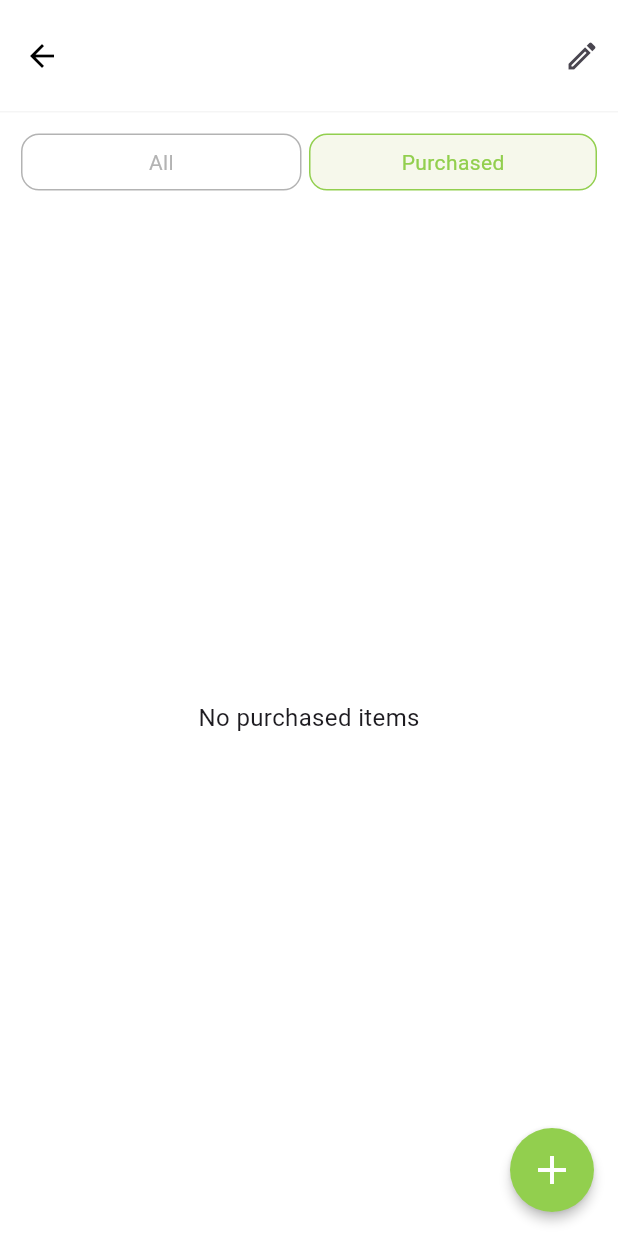
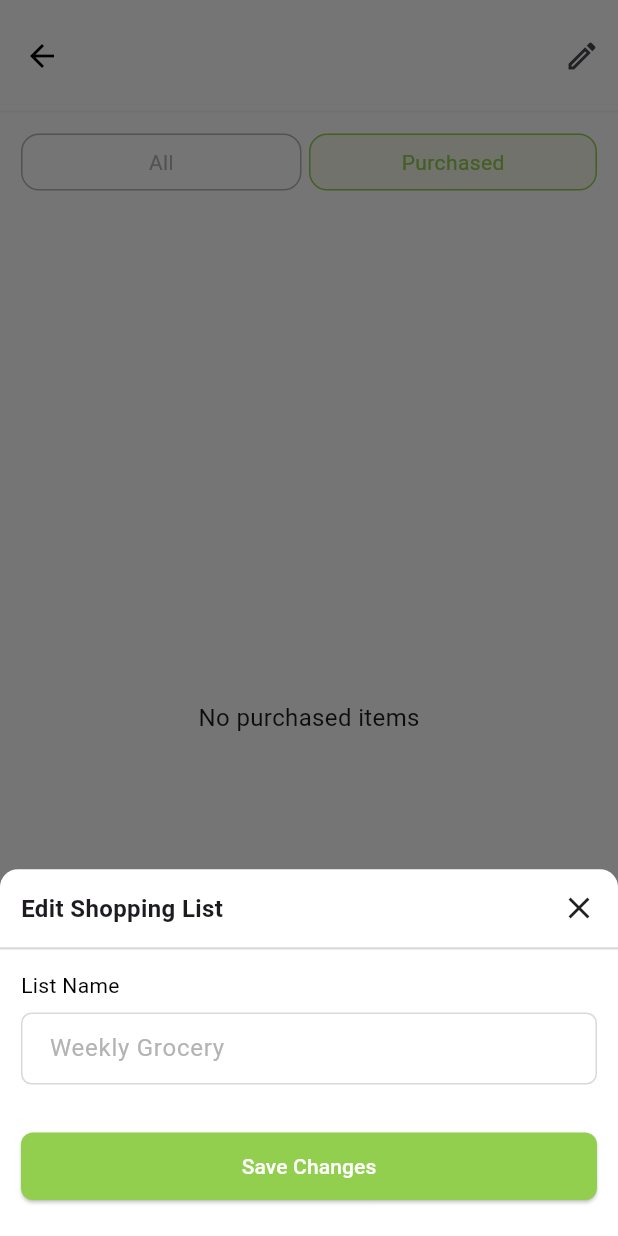
Before and after one commit to Han5uk3/Foodlynk, a Flutter app: the ShoppingList screen opened directly with empty values, after a tap on "Purchased", after a tap on the "edit" icon, on a phone screen of 412 x 824 dp. Run offline on Flutter 3.47's test engine with Material 3 defaults, Android fonts, the phone set to English and light mode, and no system bars; our stand-ins replace bloc, cloud_firestore, dotted_border, equatable, firebase_auth, firebase_core and 11 more; missing offline and left inert: number_selector; accounts and stored records are empty; project files that could hold a hidden picture were left out.

Commit message:
shopping list edit merge

```diff
--- a/lib/modules/kitchen_management/kitchen_manager.dart
+++ b/lib/modules/kitchen_management/kitchen_manager.dart
@@ -304,9 +304,9 @@ class _KitchenManagerState extends State<KitchenManager> {
       selectedFilter.isEmpty && searchQuery.isEmpty
           ? "All Items"
           : searchQuery.isNotEmpty && selectedFilter.isNotEmpty
-          ? "Search: '$searchQuery' in $selectedFilter Items"
+          ? "Search Results for '$searchQuery' in $selectedFilter Items"
           : searchQuery.isNotEmpty
-          ? "Search: '$searchQuery'"
+          ? "Search Results for '$searchQuery'"
           : selectedFilter == "Expiring Soon"
           ? "Items $selectedFilter"
           : "$selectedFilter Items",
--- a/lib/modules/smart_shopping_list/shopping_list.dart
+++ b/lib/modules/smart_shopping_list/shopping_list.dart
@@ -56,7 +56,12 @@ class _ShoppingListState extends State<ShoppingList>
           IconButton(
             icon: Icon(Icons.edit_outlined),
             onPressed: () {
-              // _showEditBottomSheet(false, false);
+              SmartListSheet().showEditBottomSheet(
+                context,
+                false,
+                false,
+                listId: widget.listId,
+              );
             },
           ),
         ],
@@ -242,7 +247,7 @@ class _ShoppingListState extends State<ShoppingList>
                                 child: Transform.translate(
                                   offset: Offset(0, -5),
                                   child: Text(
-                                    ' x${items.quantity}',
+                                    ' x${items.quantity} ${items.unit}',
                                     style: TextStyle(
                                       fontSize: 12,
                                       color: AppColor.lightGrey200,
@@ -313,7 +318,7 @@ class _ShoppingListState extends State<ShoppingList>
                             child: Transform.translate(
                               offset: Offset(0, -5),
                               child: Text(
-                                ' x${items.quantity}',
+                                ' x${items.quantity} ${items.unit}',
                                 style: TextStyle(
                                   fontSize: 12,
                                   color: AppColor.lightGrey200,
--- a/lib/modules/smart_shopping_list/widgets/item_sheets.dart
+++ b/lib/modules/smart_shopping_list/widgets/item_sheets.dart
@@ -136,7 +136,10 @@ class SmartListSheet {
                     // Item Name or List Name
                     Padding(
                       padding: const EdgeInsets.symmetric(horizontal: 14),
-                      child: Label(text: isItem ? "Item Name" : "List Name"),
+                      child: Padding(
+                        padding: const EdgeInsets.only(top: 14),
+                        child: Label(text: isItem ? "Item Name" : "List Name"),
+                      ),
                     ),
                     IgnorePointer(
                       ignoring: (isFromKitchen ?? false) ? true : isView,
@@ -315,6 +318,7 @@ class SmartListSheet {
                               : SaverButton(
                                 text: "Save Changes",
 
+
                                 onPressed: () => Navigator.pop(context),
                               );
                         },
```
